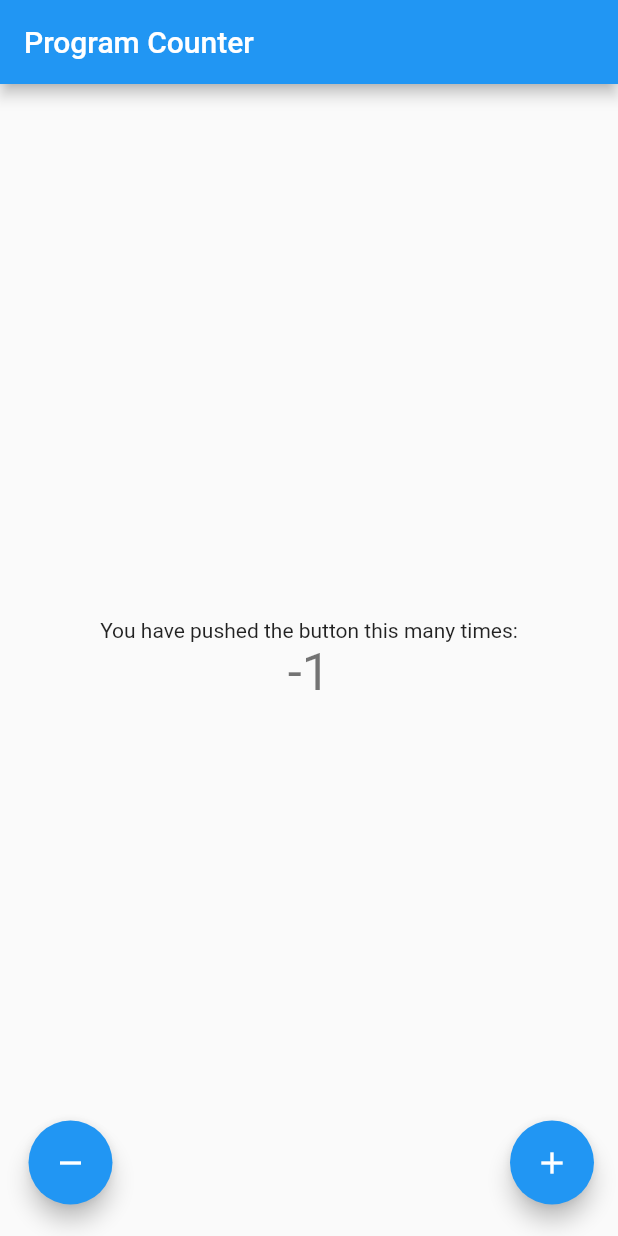
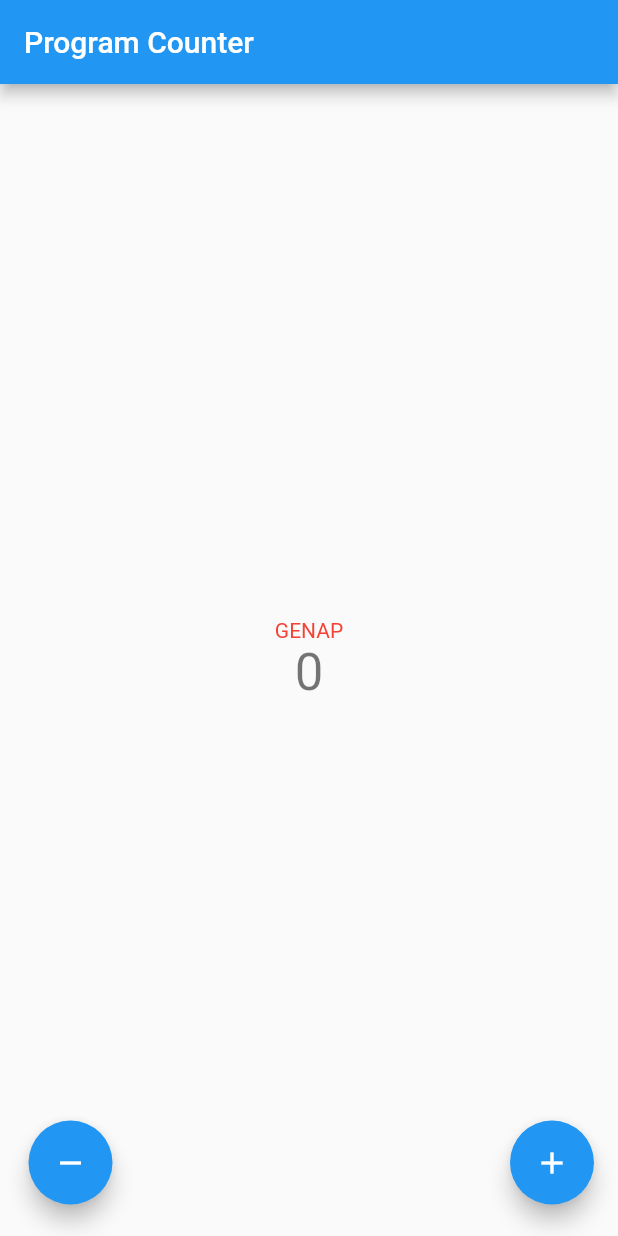
Before and after one commit to eugeniusms/pbp-flutter-lab, a Flutter app: the screen it shows after launch, after a tap on the "remove" icon, on a phone screen of 412 x 824 dp. Run offline on Flutter 3.47's test engine with Material 2 defaults, Android fonts, the phone set to English and light mode, and no system bars.

Commit message:
🔨 Add GANJIL vs GENAP

```diff
--- a/lib/main.dart
+++ b/lib/main.dart
@@ -7,7 +7,7 @@ void main() {
 class MyApp extends StatelessWidget {
   const MyApp({super.key});
 
-  // Widget root of application.
+  // widget root of application.
   @override
   Widget build(BuildContext context) {
     return MaterialApp(
@@ -30,14 +30,20 @@ class MyHomePage extends StatefulWidget {
 }
 
 class _MyHomePageState extends State<MyHomePage> {
+  // variabel counter bernilai private
   int _counter = 0;
 
+  // decremenet setState(counter)
   void _decrementCounter() {
     setState(() {
+      // decrement hanya berjalan saat _counter > 0 (tidak bisa negatif)
+      if (_counter > 0) {
         _counter--;
+      }
     });
   }
 
+  // increment setState(counter)
   void _incrementCounter() {
     setState(() {
       _counter++;
@@ -54,29 +60,48 @@ class _MyHomePageState extends State<MyHomePage> {
       body: Center(
         child: Column(
           mainAxisAlignment: MainAxisAlignment.center,
+
           children: <Widget>[
+            // menampilkan ganjil vs genap sesuai kondisi
+            _counter % 2 == 0 ?
+                  // saat habis dibagi 0
                   const Text(
-              'You have pushed the button this many times:',
+                    "GENAP",
+                    style: TextStyle(
+                      color: Colors.red,
+                    ),
+                  ) :
+                  // saat tidak habis dibagi 0
+                  const Text(
+                    "GANJIL",
+                    style: TextStyle(
+                      color: Colors.blue,
+                    ),
                   ),
               Text(
+                // menampilkan nilai _counter
                 '$_counter',
                 style: Theme.of(context).textTheme.headline4,
               ),
           ],
+
         ),
       ),
 
+      // menambahkan tombol increment dan decrement
       floatingActionButton: Container(
           width: double.infinity,
           margin: const EdgeInsets.only(left:35, bottom: 5),
           child: Row(
             mainAxisAlignment: MainAxisAlignment.spaceBetween,
             children: [
+              // decrement button
               FloatingActionButton(
                 onPressed: _decrementCounter,
                 tooltip: 'Decrement',
                 child: const Icon(Icons.remove),
               ),
+              // increment button
               FloatingActionButton(
                 onPressed: _incrementCounter,
                 tooltip: 'Increment',
@@ -85,6 +110,7 @@ class _MyHomePageState extends State<MyHomePage> {
             ],
           ),
         )
+
     );
   }
 }
```
Lines whose indentation alone changed are shown as unchanged.
